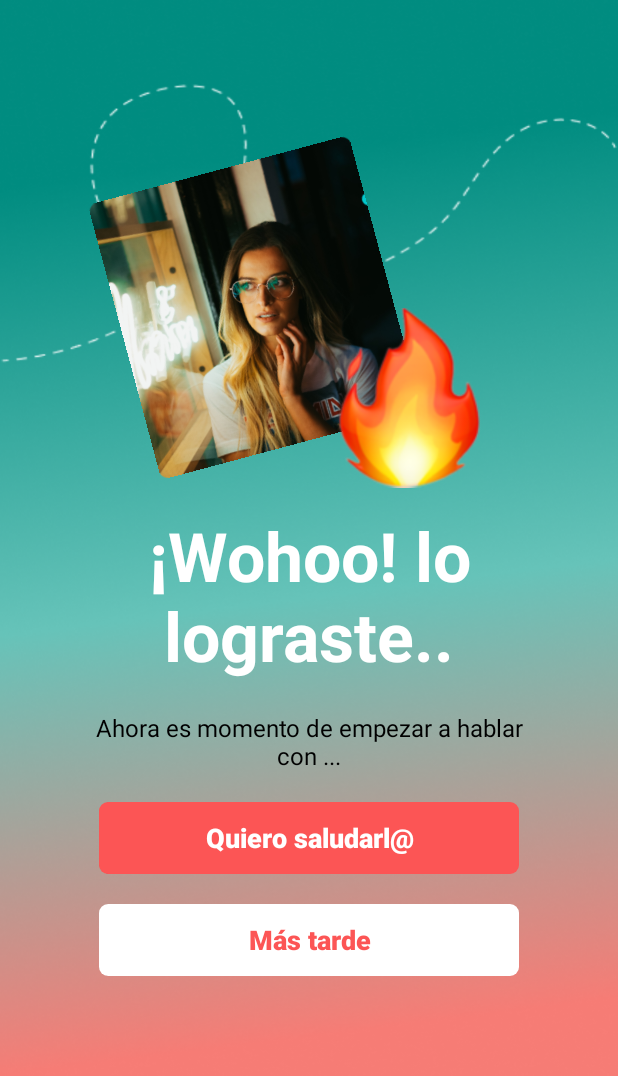
After one commit to cristdulcey/roush_android, an Android app: the MatchSuccess screen opened directly, with no data from a screen before it, on a phone screen of 412 x 824 dp. The commit adds this screen. Shown: the top 1076 px of the screen. Run offline under Robolectric (Android 15) with nearby library versions, the phone set to English and light mode, and no system bars.

Commit message:
Maquetación vista “Match exitoso”

```diff
--- a/app/src/main/AndroidManifest.xml
+++ b/app/src/main/AndroidManifest.xml
@@ -11,6 +11,9 @@
         android:roundIcon="@mipmap/ic_launcher_round"
         android:supportsRtl="true"
         android:theme="@style/Theme.Tinderroush">
+        <activity
+            android:name=".MatchSuccess.MatchSuccess"
+            android:exported="false" />
         <activity
             android:name=".MenuNavigation.MenuNavigation"
             android:exported="false" />
--- /dev/null
+++ b/app/src/main/java/com/example/tinder_roush/Home/HomeActivity.java
@@ -0,0 +1,61 @@
+package com.example.tinder_roush.Home;
+
+import android.content.Context;
+import android.content.Intent;
+import android.os.Bundle;
+
+import androidx.fragment.app.Fragment;
+
+import android.view.LayoutInflater;
+import android.view.View;
+import android.view.ViewGroup;
+import android.widget.Button;
+import android.widget.ImageButton;
+
+import com.example.tinder_roush.MatchSuccess.MatchSuccess;
+import com.example.tinder_roush.MenuNavigation.MenuNavigation;
+import com.example.tinder_roush.R;
+
+public class HomeActivity extends Fragment {
+
+    ImageButton match, swipe, like;
+    Context context;
+    public HomeActivity() {
+        // Required empty public constructor
+    }
+
+    @Override
+    public View onCreateView(LayoutInflater inflater, ViewGroup container,
+                             Bundle savedInstanceState) {
+        // Inflate the layout for this fragment
+        View view = inflater.inflate(R.layout.fragment_match_, container, false);
+        context = view.getContext();
+        initObjets(view);
+        listeners();
+        return view;
+    }
+
+    private void initObjets(View view){
+        match = view.findViewById(R.id.match_button);
+//        register = findViewById(R.id.button_make_account);
+//        forgot_password = findViewById(R.id.button_forgot_password);
+//        email = findViewById(R.id.field_email);
+//        password = findViewById(R.id.field_password);
+    }
+
+    private void listeners() {
+        match.setOnClickListener(new View.OnClickListener() {
+            @Override
+            public void onClick(View view) {
+                performMatchSuccess();
+            }
+        });
+    }
+
+    public void performMatchSuccess(){
+        Intent intent = new Intent(context, MatchSuccess.class);
+        intent.addFlags(Intent.FLAG_ACTIVITY_NEW_TASK|Intent.FLAG_ACTIVITY_CLEAR_TASK);
+        startActivity(intent);
+    }
+
+}
--- a/app/src/main/java/com/example/tinder_roush/Home/MatchActivity.java
+++ /dev/null
@@ -1,25 +0,0 @@
-package com.example.tinder_roush.Home;
-
-import android.os.Bundle;
-
-import androidx.fragment.app.Fragment;
-
-import android.view.LayoutInflater;
-import android.view.View;
-import android.view.ViewGroup;
-
-import com.example.tinder_roush.R;
-
-public class MatchActivity extends Fragment {
-
-    public MatchActivity() {
-        // Required empty public constructor
-    }
-
-    @Override
-    public View onCreateView(LayoutInflater inflater, ViewGroup container,
-                             Bundle savedInstanceState) {
-        // Inflate the layout for this fragment
-        return inflater.inflate(R.layout.fragment_match_, container, false);
-    }
-}
--- a/app/src/main/java/com/example/tinder_roush/Login/LoginActivities.java
+++ b/app/src/main/java/com/example/tinder_roush/Login/LoginActivities.java
@@ -9,7 +9,6 @@ import android.view.View;
 import android.widget.Button;
 import android.widget.EditText;
 
-import com.example.tinder_roush.Home.MatchActivity;
 import com.example.tinder_roush.MenuNavigation.MenuNavigation;
 import com.example.tinder_roush.R;
 import com.example.tinder_roush.RecoveryPassword.RecoveryPasswordActivity;
--- /dev/null
+++ b/app/src/main/java/com/example/tinder_roush/MatchSuccess/MatchSuccess.java
@@ -0,0 +1,16 @@
+package com.example.tinder_roush.MatchSuccess;
+
+import androidx.appcompat.app.AppCompatActivity;
+
+import android.os.Bundle;
+
+import com.example.tinder_roush.R;
+
+public class MatchSuccess extends AppCompatActivity {
+
+    @Override
+    protected void onCreate(Bundle savedInstanceState) {
+        super.onCreate(savedInstanceState);
+        setContentView(R.layout.activity_match_success);
+    }
+}
--- a/app/src/main/java/com/example/tinder_roush/MenuNavigation/MenuNavigation.java
+++ b/app/src/main/java/com/example/tinder_roush/MenuNavigation/MenuNavigation.java
@@ -10,7 +10,7 @@ import androidx.viewpager.widget.ViewPager;
 import android.os.Bundle;
 import android.view.MenuItem;
 
-import com.example.tinder_roush.Home.MatchActivity;
+import com.example.tinder_roush.Home.HomeActivity;
 import com.example.tinder_roush.R;
 import com.example.tinder_roush.databinding.MenuNavigationBinding;
 import com.google.android.material.bottomnavigation.BottomNavigationView;
@@ -110,7 +110,7 @@ public class MenuNavigation extends AppCompatActivity {
 
     private void setupViewPager(ViewPager viewPager) {
         // define your fragments here
-          final Fragment fragment1 = new MatchActivity();
+          final Fragment fragment1 = new HomeActivity();
 //        final Fragment fragment2 = new YourTripsActivities();
 //        final Fragment fragment3 = new NotificationsActivities();
 //        final Fragment fragment4 = new PqrsFragment();
--- a/app/src/main/java/com/example/tinder_roush/Register/FragmentRegister4.java
+++ b/app/src/main/java/com/example/tinder_roush/Register/FragmentRegister4.java
@@ -16,7 +16,7 @@ import com.example.tinder_roush.RecoveryPassword.RecoveryPasswordActivity;
 
 public class FragmentRegister4 extends Fragment {
 
-    Button photo, shop, karaoke, yoga, cook, tennis, sports, swim, art, travel, extreme, music, drink, games;
+    Button photo, create_account, shop, karaoke, yoga, cook, tennis, sports, swim, art, travel, extreme, music, drink, games;
 
     Context context;
     public FragmentRegister4() {
@@ -30,21 +30,13 @@ public class FragmentRegister4 extends Fragment {
         View view = inflater.inflate(R.layout.fragment_register_4, container, false);
 
         context = view.getContext();
-
-        Button create_account = (Button) view.findViewById(R.id.create_account_final);
-        create_account.setOnClickListener(new View.OnClickListener() {
-            @Override
-            public void onClick(View view) {
-                Intent intent = new Intent(context, SuccesRegisterActivity.class);
-                startActivity(intent);
-            }
-        });
         initObjets(view);
         listeners();
         return view;
     }
 
     public void initObjets(View view){
+        create_account = view.findViewById(R.id.create_account_final);
         photo = view.findViewById(R.id.button_photography);
     }
 
@@ -55,6 +47,14 @@ public class FragmentRegister4 extends Fragment {
                 photo.setBackgroundResource(R.drawable.border_green_round2);
             }
         });
+
+        create_account.setOnClickListener(new View.OnClickListener() {
+            @Override
+            public void onClick(View view) {
+                Intent intent = new Intent(context, SuccesRegisterActivity.class);
+                startActivity(intent);
+            }
+        });
     }
 
 }
--- /dev/null
+++ b/app/src/main/res/layout/activity_match_success.xml
@@ -0,0 +1,97 @@
+<?xml version="1.0" encoding="utf-8"?>
+<LinearLayout xmlns:android="http://schemas.android.com/apk/res/android"
+    xmlns:app="http://schemas.android.com/apk/res-auto"
+    xmlns:tools="http://schemas.android.com/tools"
+    android:layout_width="match_parent"
+    android:layout_height="match_parent"
+    android:orientation="vertical"
+    android:background="@drawable/background_match_success"
+    tools:context=".MatchSuccess.MatchSuccess">
+
+    <LinearLayout
+        android:layout_width="match_parent"
+        android:layout_height="match_parent"
+        android:orientation="vertical">
+
+        <FrameLayout
+            android:layout_width="match_parent"
+            android:layout_marginTop="40dp"
+            android:layout_height="300dp">
+
+            <ImageView
+                android:id="@+id/image_success_match"
+                android:layout_width="180dp"
+                android:layout_height="wrap_content"
+                android:layout_marginTop="50dp"
+                android:layout_marginLeft="80dp"
+                android:layout_marginBottom="20dp"
+                android:rotation="-15"
+                android:src="@drawable/photo_main"/>
+
+            <ImageView
+                android:layout_width="120dp"
+                android:layout_height="150dp"
+                android:layout_marginRight="80dp"
+                android:layout_gravity="bottom|right"
+                android:src="@drawable/on_fire" />
+
+        </FrameLayout>
+
+        <TextView
+            android:layout_width="wrap_content"
+            android:layout_height="wrap_content"
+            android:layout_gravity="center"
+            android:layout_marginLeft="50dp"
+            android:layout_marginRight="50dp"
+            android:text="@string/success_match"
+            android:textColor="@color/white"
+            android:gravity="center"
+            android:textStyle="bold"
+            android:textSize="45sp"/>
+
+        <TextView
+            android:layout_width="wrap_content"
+            android:layout_height="wrap_content"
+            android:layout_gravity="center"
+            android:layout_marginTop="20dp"
+            android:layout_marginLeft="50dp"
+            android:layout_marginRight="50dp"
+            android:text="@string/success_match_sub"
+            android:textColor="@color/black"
+            android:gravity="center"
+            android:textSize="16sp"/>
+
+        <LinearLayout
+            android:layout_width="wrap_content"
+            android:layout_height="wrap_content"
+            android:padding="10dp"
+            android:orientation="vertical"
+            android:layout_gravity="center">
+
+            <Button
+                android:layout_width="280dp"
+                android:layout_height="wrap_content"
+                android:layout_margin="10dp"
+                android:background="@drawable/border_red_round"
+                android:text="@string/button_chat"
+                android:textAllCaps="false"
+                android:textSize="18sp"
+                android:textColor="@color/white"
+                android:textStyle="bold"/>
+
+            <Button
+                android:layout_width="280dp"
+                android:layout_height="wrap_content"
+                android:layout_margin="10dp"
+                android:background="@drawable/border_white_round"
+                android:text="@string/button_later"
+                android:textAllCaps="false"
+                android:textSize="18sp"
+                android:textColor="@color/red1"
+                android:textStyle="bold"/>
+
+        </LinearLayout>
+
+    </LinearLayout>
+
+</LinearLayout>
--- a/app/src/main/res/layout/fragment_match_.xml
+++ b/app/src/main/res/layout/fragment_match_.xml
@@ -4,7 +4,7 @@
     android:layout_width="match_parent"
     android:layout_height="match_parent"
     android:orientation="vertical"
-    tools:context=".Home.MatchActivity">
+    tools:context=".MatchSuccess.MatchActivity">
 
     <ScrollView
         android:layout_width="match_parent"
--- a/app/src/main/res/values/strings.xml
+++ b/app/src/main/res/values/strings.xml
@@ -39,6 +39,10 @@
     <!--Strings Home_match-->
     <string name="match_header"><b>Descubrir</b></string>
     <string name="match_city">Bogotá, CO</string>
+    <string name="success_match">¡Wohoo! lo lograste..</string>
+    <string name="success_match_sub">Ahora es momento de empezar a hablar con ...</string>
+    <string name="button_chat">Quiero saludarl@</string>
+    <string name="button_later">Más tarde</string>
 
     <!--Strings RecoveryPassword-->
     <string name="keep_calm">Tranquil@</string>
```
Also changed, not shown: app/src/main/res/drawable/background_match_success.png (added), app/src/main/res/drawable/on_fire.png (added), app/src/main/res/drawable/photo_main.png (added).
